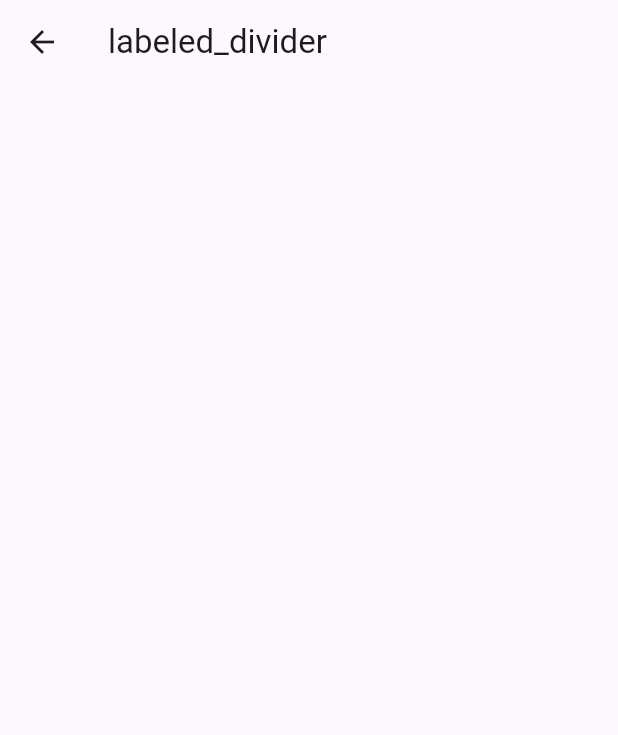
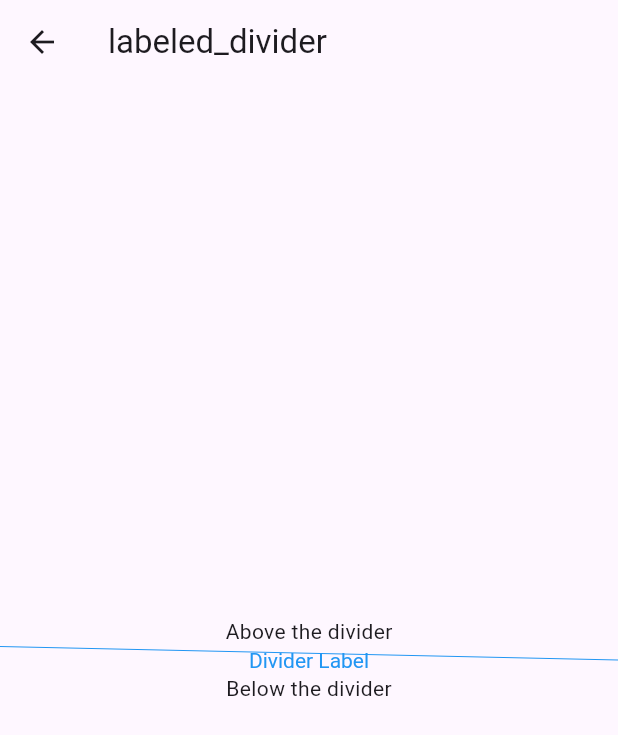
Before and after one commit to Nagy25/renderbox_example, a Flutter app: the screen it shows after launch, after a tap on "labeled_divider", on a phone screen of 412 x 824 dp. Shown: the top 735 px of the screen. Run offline on Flutter 3.47's test engine with Material 3 defaults, Android fonts, the phone set to English and light mode, and no system bars.

Commit message:
labeled divider

```diff
--- a/lib/render_objects/labeled_divider.dart
+++ b/lib/render_objects/labeled_divider.dart
@@ -0,0 +1,117 @@
+import 'package:flutter/material.dart';
+import 'package:flutter/semantics.dart';
+
+class LabeledDivider extends LeafRenderObjectWidget {
+  final String label;
+  final double thickness;
+  final Color color;
+  const LabeledDivider(
+      {super.key,
+      required this.label,
+      required this.thickness,
+      required this.color});
+  @override
+  RenderObject createRenderObject(BuildContext context) {
+    return RenderLabeledDivider(
+        label: label, thickness: thickness, color: color);
+  }
+
+  @override
+  void updateRenderObject(
+      BuildContext context, RenderLabeledDivider renderObject) {
+    renderObject._label = label;
+    renderObject._thickness = thickness;
+    renderObject._color = color;
+  }
+}
+
+class RenderLabeledDivider extends RenderBox {
+  String _label = '';
+  double _thickness = 0.0;
+  Color _color = Colors.black;
+  late TextPainter _textPainter;
+  RenderLabeledDivider(
+      {required String label,
+      required double thickness,
+      required Color color}) {
+    _label = label;
+    _thickness = thickness;
+    _color = color;
+    _textPainter = TextPainter(
+      textDirection: TextDirection.ltr,
+    );
+  }
+
+  @override
+  void performLayout() {
+    _textPainter.text = TextSpan(
+      text: _label,
+      style: TextStyle(
+        color: _color,
+      ),
+    );
+    _textPainter.layout();
+    final double textHeight = _textPainter.size.height;
+    size = constraints.constrain(
+      Size(
+        double.infinity,
+        _thickness + textHeight,
+      ),
+    );
+  }
+
+  @override
+  void paint(PaintingContext context, Offset offset) {
+    final Paint paint = Paint()..color = _color;
+    final double yCenter = offset.dy + size.height / 2;
+// Draw the line
+    context.canvas.drawLine(
+      offset,
+      Offset(offset.dx + size.width, yCenter),
+      paint,
+    );
+    // Draw the text
+    final double textStart =
+        offset.dx + (size.width - _textPainter.size.width) / 2;
+    _textPainter.paint(
+      context.canvas,
+      Offset(textStart, yCenter - _textPainter.size.height / 2),
+    );
+  }
+
+  @override
+  void describeSemanticsConfiguration(
+    SemanticsConfiguration config,
+  ) {
+    super.describeSemanticsConfiguration(config);
+    config
+      ..isSemanticBoundary = true
+      ..label = 'Divider with text: $_label';
+  }
+
+  set label(String value) {
+    if (_label != value) {
+      _label = value;
+      markNeedsSemanticsUpdate();
+      markNeedsLayout();
+    }
+  }
+
+  String get label => _label;
+
+  set thickness(double value) {
+    if (_thickness != value) {
+      _thickness = value;
+      markNeedsLayout();
+    }
+  }
+
+  double get thickness => _thickness;
+
+  set color(Color value) {
+    if (_color != value) {
+      _color = value;
+      markNeedsPaint();
+    }
+  }
+}
--- a/lib/screens/labeled_divider_screen.dart
+++ b/lib/screens/labeled_divider_screen.dart
@@ -1,4 +1,5 @@
 import 'package:flutter/material.dart';
+import 'package:renderbox_example/render_objects/labeled_divider.dart';
 
 class LabeledDividerScreen extends StatelessWidget {
   const LabeledDividerScreen({super.key});
@@ -7,11 +8,19 @@ class LabeledDividerScreen extends StatelessWidget {
   Widget build(BuildContext context) {
     return Scaffold(
       appBar: AppBar(
-        title: Text('labeled_divider'),
+        title: const Text('labeled_divider'),
       ),
-      body: Column(
+      body: const Column(
         mainAxisAlignment: MainAxisAlignment.center,
-        children: [],
+        children: [
+          Text('Above the divider'),
+          LabeledDivider(
+            label: 'Divider Label',
+            thickness: 2.0,
+            color: Colors.blue,
+          ),
+          Text('Below the divider'),
+        ],
       ),
     );
   }
```
